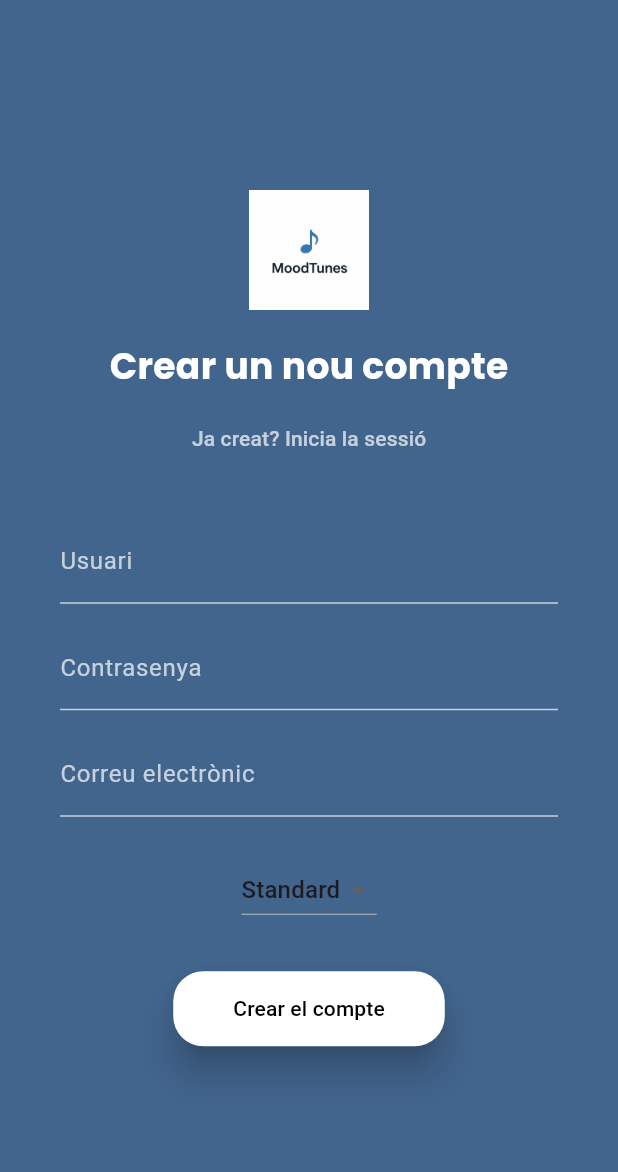
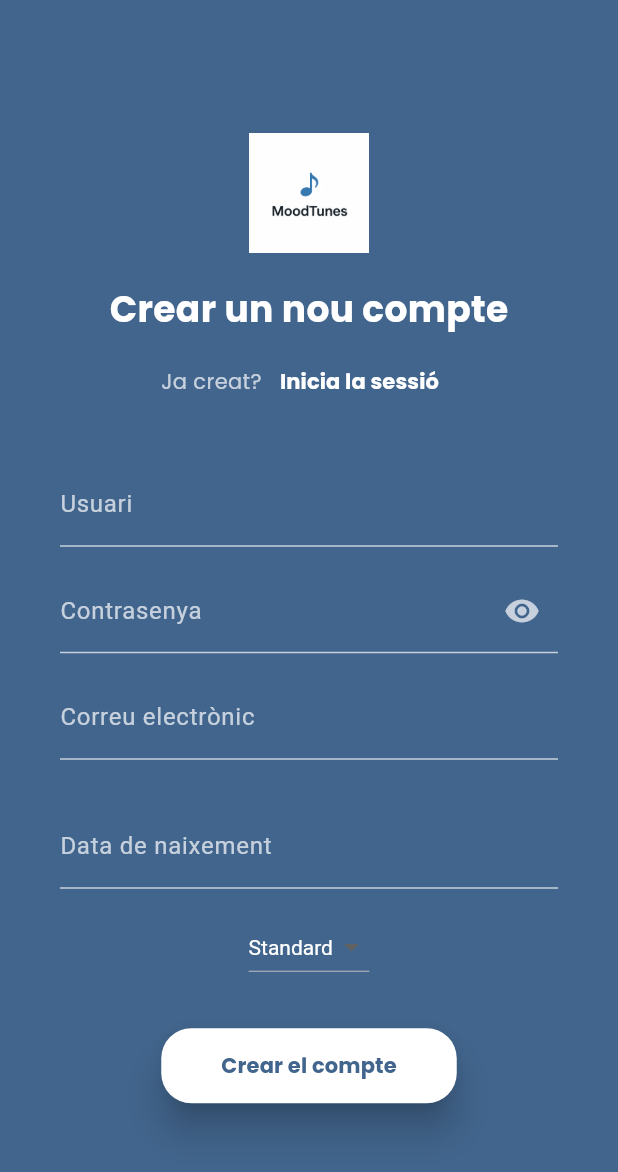
Before and after one commit to sabero23/MoodTunes, a Flutter app: the RegisterScreen screen opened directly, on a phone screen of 412 x 824 dp. Shown: the top 1172 px of the screen. Run offline on Flutter 3.47's test engine with Material 3 defaults, Android fonts, the phone set to English and light mode, and no system bars; our stand-ins replace google_fonts.

Commit message:
Pagina de login y register de flutter completes + Actualització de la base de dades amb nous camps per registre complet

```diff
--- a/app/lib/screens/login_screen.dart
+++ b/app/lib/screens/login_screen.dart
@@ -3,44 +3,38 @@ import 'package:flutter/material.dart';
 import 'package:google_fonts/google_fonts.dart';
 import 'package:http/http.dart' as http;
 
-class RegisterScreen extends StatefulWidget {
-  const RegisterScreen({super.key});
+class LoginScreen extends StatefulWidget {
+  const LoginScreen({super.key});
 
   @override
-  State<RegisterScreen> createState() => _RegisterScreenState();
+  State<LoginScreen> createState() => _LoginScreenState();
 }
 
-class _RegisterScreenState extends State<RegisterScreen> {
+class _LoginScreenState extends State<LoginScreen> {
   String email = '';
-  String nom = '';
   String contrasenya = '';
-  String rol = 'standard';
   String error = '';
+  bool showPassword = false;
 
-  Future<void> registrarUsuari() async {
-    final url = Uri.parse('http://10.0.2.2:4000/register');
+  Future<void> iniciarSessio() async {
+    final url = Uri.parse('http://10.0.2.2:4000/login');
     try {
       final resposta = await http.post(
         url,
         headers: {'Content-Type': 'application/json'},
         body: jsonEncode({
           'email': email,
-          'nom': nom,
           'contrasenya': contrasenya,
-          'rol': rol,
         }),
       );
 
       final data = jsonDecode(resposta.body);
 
-      if (resposta.statusCode == 201) {
-        ScaffoldMessenger.of(context).showSnackBar(
-          const SnackBar(content: Text('Compte creat correctament')),
-        );
-        Navigator.pushReplacementNamed(context, '/login');
+      if (resposta.statusCode == 200 && data['rol'] != null) {
+        Navigator.pushReplacementNamed(context, '/${data['rol']}');
       } else {
         setState(() {
-          error = data['error'] ?? 'Error desconegut';
+          error = data['error'] ?? 'Credencials incorrectes';
         });
       }
     } catch (e) {
@@ -64,52 +58,60 @@ class _RegisterScreenState extends State<RegisterScreen> {
                 Image.asset('assets/logo.png', height: 80),
                 const SizedBox(height: 20),
                 Text(
-                  'Crear un nou compte',
+                  'Benvingut a MoodTunes',
                   style: GoogleFonts.poppins(
                     fontSize: 24,
                     fontWeight: FontWeight.bold,
                     color: Colors.white,
                   ),
-                ),
-                const SizedBox(height: 8),
-                TextButton(
-                  onPressed: () => Navigator.pushReplacementNamed(context, '/login'),
-                  child: const Text(
-                    'Ja creat? Inicia la sessió',
-                    style: TextStyle(color: Colors.white70),
-                  ),
+                  textAlign: TextAlign.center,
                 ),
                 const SizedBox(height: 30),
-                buildTextField('Usuari', (v) => setState(() => nom = v)),
+                buildTextField('Correu electrònic', (v) => setState(() => email = v)),
                 buildTextField('Contrasenya', (v) => setState(() => contrasenya = v), isPassword: true),
-                buildTextField('Correu electrònic', (v) => setState(() => email = v)),
-                const SizedBox(height: 10),
-                DropdownButton<String>(
-                  value: rol,
-                  dropdownColor: Colors.blue[200],
-                  items: const [
-                    DropdownMenuItem(value: 'standard', child: Text('Standard')),
-                    DropdownMenuItem(value: 'premium', child: Text('Premium')),
-                    DropdownMenuItem(value: 'admin', child: Text('Admin')),
-                  ],
-                  onChanged: (value) => setState(() => rol = value!),
-                ),
                 const SizedBox(height: 10),
                 if (error.isNotEmpty)
                   Text(error, style: const TextStyle(color: Colors.redAccent)),
                 const SizedBox(height: 20),
                 ElevatedButton(
-                  onPressed: registrarUsuari,
+                  onPressed: iniciarSessio,
                   style: ElevatedButton.styleFrom(
                     backgroundColor: Colors.white,
-                    foregroundColor: Colors.black,
+                    foregroundColor: const Color(0xFF42658D),
                     shape: RoundedRectangleBorder(
                       borderRadius: BorderRadius.circular(20),
                     ),
                     padding: const EdgeInsets.symmetric(horizontal: 40, vertical: 15),
                     elevation: 10,
                   ),
-                  child: const Text('Crear el compte'),
+                  child: Text(
+                    'Inicia la sessió',
+                    style: GoogleFonts.poppins(fontWeight: FontWeight.bold),
+                  ),
+                ),
+                const SizedBox(height: 20),
+                Row(
+                  mainAxisAlignment: MainAxisAlignment.center,
+                  children: [
+                    Text(
+                      'No tens un compte?',
+                      style: GoogleFonts.poppins(
+                        fontSize: 14,
+                        color: Colors.white70,
+                      ),
+                    ),
+                    TextButton(
+                      onPressed: () => Navigator.pushReplacementNamed(context, '/register'),
+                      child: Text(
+                        "Registra't",
+                        style: GoogleFonts.poppins(
+                          fontWeight: FontWeight.bold,
+                          color: Colors.white,
+                          decoration: TextDecoration.none,
+                        ),
+                      ),
+                    ),
+                  ],
                 ),
               ],
             ),
@@ -125,7 +127,7 @@ class _RegisterScreenState extends State<RegisterScreen> {
       children: [
         TextField(
           style: const TextStyle(color: Colors.white),
-          obscureText: isPassword,
+          obscureText: isPassword ? !showPassword : false,
           decoration: InputDecoration(
             labelText: label,
             labelStyle: const TextStyle(color: Colors.white70),
@@ -135,6 +137,19 @@ class _RegisterScreenState extends State<RegisterScreen> {
             focusedBorder: const UnderlineInputBorder(
               borderSide: BorderSide(color: Colors.white),
             ),
+            suffixIcon: isPassword
+                ? IconButton(
+                    icon: Icon(
+                      showPassword ? Icons.visibility_off : Icons.visibility,
+                      color: Colors.white70,
+                    ),
+                    onPressed: () {
+                      setState(() {
+                        showPassword = !showPassword;
+                      });
+                    },
+                  )
+                : null,
           ),
           onChanged: onChanged,
         ),
--- a/app/lib/screens/register_screen.dart
+++ b/app/lib/screens/register_screen.dart
@@ -2,6 +2,7 @@ import 'dart:convert';
 import 'package:flutter/material.dart';
 import 'package:google_fonts/google_fonts.dart';
 import 'package:http/http.dart' as http;
+import 'package:intl/intl.dart';
 
 class RegisterScreen extends StatefulWidget {
   const RegisterScreen({super.key});
@@ -14,8 +15,15 @@ class _RegisterScreenState extends State<RegisterScreen> {
   String email = '';
   String nom = '';
   String contrasenya = '';
+  DateTime? selectedDate;
   String rol = 'standard';
   String error = '';
+  bool showPassword = false;
+
+  String get formattedDate {
+    if (selectedDate == null) return '';
+    return DateFormat('yyyy-MM-dd').format(selectedDate!);
+  }
 
   Future<void> registrarUsuari() async {
     final url = Uri.parse('http://10.0.2.2:4000/register');
@@ -28,6 +36,7 @@ class _RegisterScreenState extends State<RegisterScreen> {
           'nom': nom,
           'contrasenya': contrasenya,
           'rol': rol,
+          'data_naixement': formattedDate,
         }),
       );
 
@@ -50,6 +59,20 @@ class _RegisterScreenState extends State<RegisterScreen> {
     }
   }
 
+  Future<void> triarData(BuildContext context) async {
+    final DateTime? data = await showDatePicker(
+      context: context,
+      initialDate: DateTime(2000),
+      firstDate: DateTime(1900),
+      lastDate: DateTime.now(),
+    );
+    if (data != null) {
+      setState(() {
+        selectedDate = data;
+      });
+    }
+  }
+
   @override
   Widget build(BuildContext context) {
     return Scaffold(
@@ -65,35 +88,83 @@ class _RegisterScreenState extends State<RegisterScreen> {
                 const SizedBox(height: 20),
                 Text(
                   'Crear un nou compte',
-                  style: GoogleFonts.getFont(
-                    'SF Pro Display',
+                  style: GoogleFonts.poppins(
                     fontSize: 24,
                     fontWeight: FontWeight.bold,
                     color: Colors.white,
                   ),
                 ),
                 const SizedBox(height: 8),
+                Row(
+                  mainAxisAlignment: MainAxisAlignment.center,
+                  children: [
+                    Text(
+                      'Ja creat?',
+                      style: GoogleFonts.poppins(
+                        fontSize: 14,
+                        color: Colors.white70,
+                      ),
+                    ),
                     TextButton(
                       onPressed: () => Navigator.pushReplacementNamed(context, '/login'),
-                  child: const Text(
-                    'Ja creat? Inicia la sessió',
-                    style: TextStyle(color: Colors.white70),
+                      child: Text(
+                        'Inicia la sessió',
+                        style: GoogleFonts.poppins(
+                          fontWeight: FontWeight.bold,
+                          color: Colors.white,
+                          decoration: TextDecoration.none,
                         ),
+                      ),
+                    ),
+                  ],
                 ),
                 const SizedBox(height: 30),
                 buildTextField('Usuari', (v) => setState(() => nom = v)),
                 buildTextField('Contrasenya', (v) => setState(() => contrasenya = v), isPassword: true),
                 buildTextField('Correu electrònic', (v) => setState(() => email = v)),
-                const SizedBox(height: 10),
-                DropdownButton<String>(
+                const SizedBox(height: 15),
+                GestureDetector(
+                  onTap: () => triarData(context),
+                  child: AbsorbPointer(
+                    child: TextField(
+                      decoration: InputDecoration(
+                        labelText: 'Data de naixement',
+                        labelStyle: const TextStyle(color: Colors.white70),
+                        hintText: 'yyyy-mm-dd',
+                        hintStyle: const TextStyle(color: Colors.white38),
+                        enabledBorder: const UnderlineInputBorder(
+                          borderSide: BorderSide(color: Colors.white70),
+                        ),
+                        focusedBorder: const UnderlineInputBorder(
+                          borderSide: BorderSide(color: Colors.white),
+                        ),
+                      ),
+                      style: const TextStyle(color: Colors.white),
+                      controller: TextEditingController(text: formattedDate),
+                    ),
+                  ),
+                ),
+                const SizedBox(height: 15),
+                Theme(
+                  data: Theme.of(context).copyWith(
+                    canvasColor: Colors.blue[200],
+                  ),
+                  child: DropdownButton<String>(
                     value: rol,
                     dropdownColor: Colors.blue[200],
+                    style: const TextStyle(color: Colors.white),
                     items: const [
-                    DropdownMenuItem(value: 'standard', child: Text('Standard')),
-                    DropdownMenuItem(value: 'premium', child: Text('Premium')),
-                    DropdownMenuItem(value: 'admin', child: Text('Admin')),
+                      DropdownMenuItem(
+                        value: 'standard',
+                        child: Text('Standard', style: TextStyle(color: Colors.white)),
+                      ),
+                      DropdownMenuItem(
+                        value: 'premium',
+                        child: Text('Premium', style: TextStyle(color: Colors.white)),
+                      ),
                     ],
                     onChanged: (value) => setState(() => rol = value!),
+                  ),
                 ),
                 const SizedBox(height: 10),
                 if (error.isNotEmpty)
@@ -103,14 +174,17 @@ class _RegisterScreenState extends State<RegisterScreen> {
                   onPressed: registrarUsuari,
                   style: ElevatedButton.styleFrom(
                     backgroundColor: Colors.white,
-                    foregroundColor: Colors.black,
+                    foregroundColor: const Color(0xFF42658D),
                     shape: RoundedRectangleBorder(
                       borderRadius: BorderRadius.circular(20),
                     ),
                     padding: const EdgeInsets.symmetric(horizontal: 40, vertical: 15),
                     elevation: 10,
                   ),
-                  child: const Text('Crear el compte'),
+                  child: Text(
+                    'Crear el compte',
+                    style: GoogleFonts.poppins(fontWeight: FontWeight.bold),
+                  ),
                 ),
               ],
             ),
@@ -126,7 +200,7 @@ class _RegisterScreenState extends State<RegisterScreen> {
       children: [
         TextField(
           style: const TextStyle(color: Colors.white),
-          obscureText: isPassword,
+          obscureText: isPassword ? !showPassword : false,
           decoration: InputDecoration(
             labelText: label,
             labelStyle: const TextStyle(color: Colors.white70),
@@ -136,6 +210,19 @@ class _RegisterScreenState extends State<RegisterScreen> {
             focusedBorder: const UnderlineInputBorder(
               borderSide: BorderSide(color: Colors.white),
             ),
+            suffixIcon: isPassword
+                ? IconButton(
+                    icon: Icon(
+                      showPassword ? Icons.visibility_off : Icons.visibility,
+                      color: Colors.white70,
+                    ),
+                    onPressed: () {
+                      setState(() {
+                        showPassword = !showPassword;
+                      });
+                    },
+                  )
+                : null,
           ),
           onChanged: onChanged,
         ),
--- a/app/pubspec.yaml
+++ b/app/pubspec.yaml
@@ -11,6 +11,7 @@ dependencies:
     sdk: flutter
   cupertino_icons: ^1.0.8
   google_fonts: ^6.1.0
+  intl: ^0.18.1
 
 dev_dependencies:
   flutter_test:
```
Also changed, not shown: app/pubspec.lock, 4 other files. Lines whose indentation alone changed are shown as unchanged.
